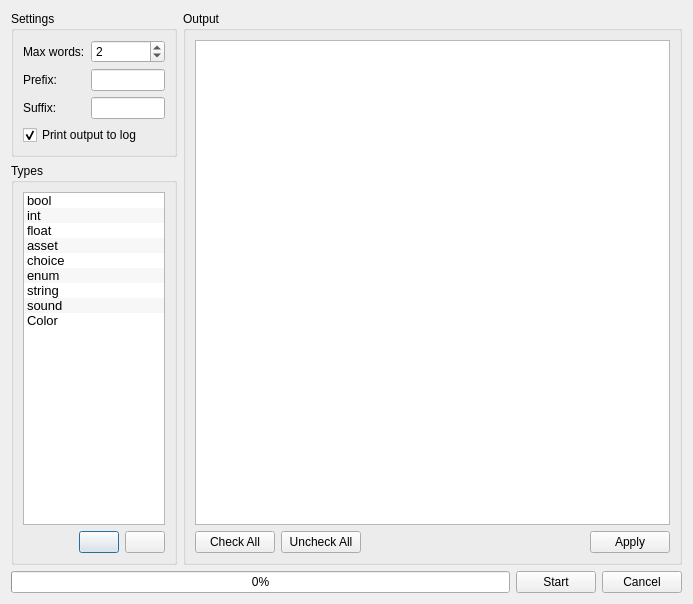
Above: src/Editor/CGeneratePropertyNamesDialog.ui from AxioDL/PrimeWorldEditor before the change. Below: the same form after it.
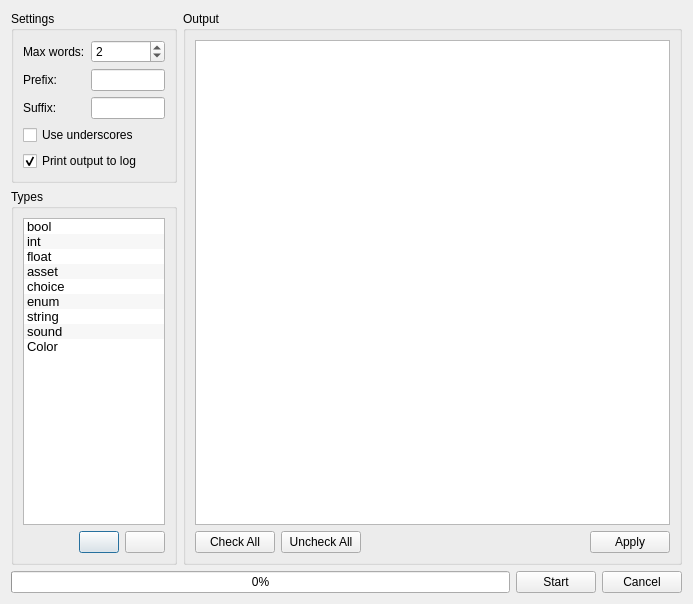
That is the form after the change. Icons and pictures are not drawn. Custom widgets are drawn as their Qt base class.

Commit message: Added ability to separate words by underscore in generated names

Patch:
```diff
--- a/src/Editor/CGeneratePropertyNamesDialog.ui
+++ b/src/Editor/CGeneratePropertyNamesDialog.ui
@@ -68,6 +68,13 @@
             </item>
            </layout>
           </item>
+          <item>
+           <widget class="QCheckBox" name="UseUnderscoresCheckBox">
+            <property name="text">
+             <string>Use underscores</string>
+            </property>
+           </widget>
+          </item>
           <item>
            <widget class="QCheckBox" name="LogOutputCheckBox">
             <property name="text">
```
The commit also changes 6 other files.
